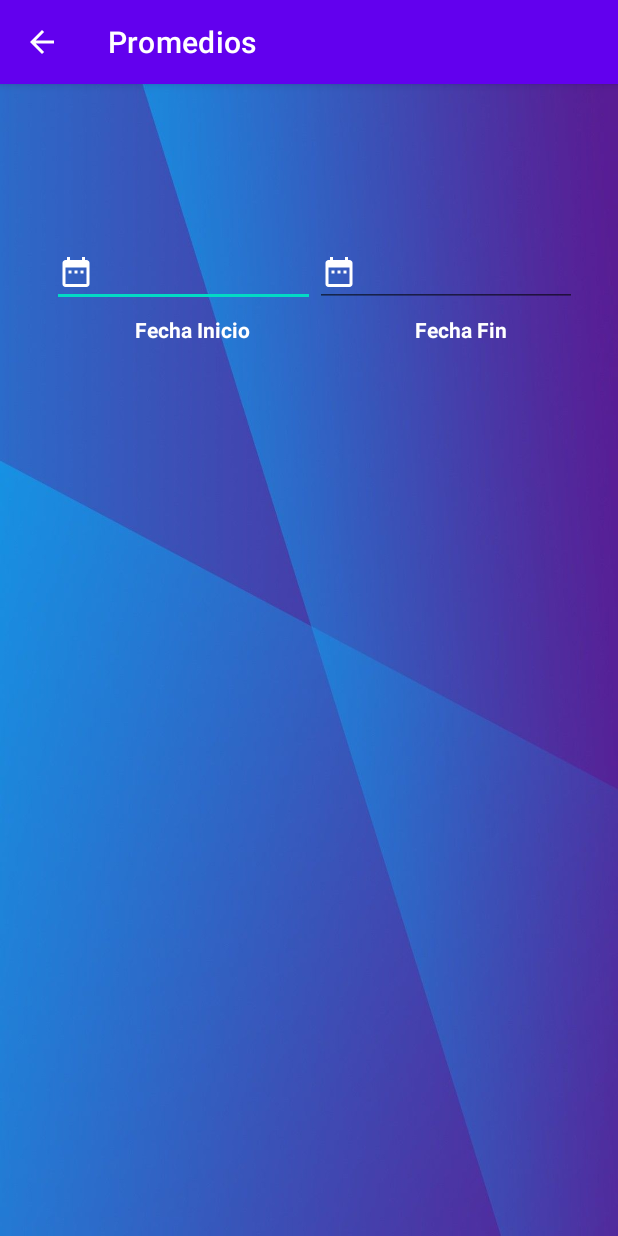
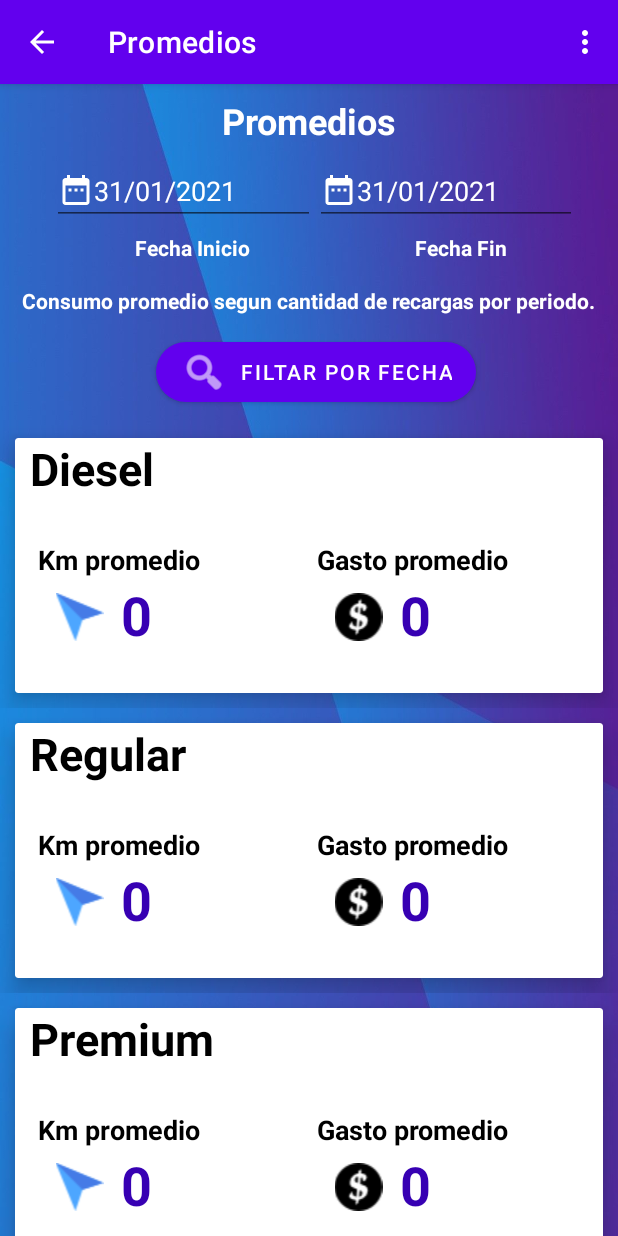
Before and after one commit to alcidesreyes23/Parcial2Ds39a, an Android app: the Promedios screen opened directly, with no data from a screen before it, on a phone screen of 412 x 824 dp. Run offline under Robolectric (Android 15) with nearby library versions, the phone set to English and light mode, and no system bars; our stand-ins replace Room's generated code.

Commit message:
1. funcionesde la pantalla Promedios 2. creacion de PromediosAdapter 3. creacion de ModelProm 4. agregar imagenes y strings.xml

```diff
--- a/app/src/main/AndroidManifest.xml
+++ b/app/src/main/AndroidManifest.xml
@@ -14,7 +14,7 @@
             android:name=".Integrantes"
             android:label="@string/integrantes" />
         <activity android:name=".Promedios"
-            android:label="Promedios"
+            android:label="@string/Promedios"
             android:parentActivityName=".Menu">
             <meta-data
                 android:name="android.support.PARENT_ACTIVITY"
--- a/app/src/main/java/com/da39a/parcial2ds39a/AppDataBase.java
+++ b/app/src/main/java/com/da39a/parcial2ds39a/AppDataBase.java
@@ -3,7 +3,7 @@ package com.da39a.parcial2ds39a;
 import androidx.room.Database;
 import androidx.room.RoomDatabase;
 
-@Database(entities = {ModeloForm.class}, version = 1)
+@Database(entities = {ModeloForm.class}, version = 2)
 public abstract class AppDataBase extends RoomDatabase {
     public abstract FormDAO formDAO();
 }
--- a/app/src/main/java/com/da39a/parcial2ds39a/FormDAO.java
+++ b/app/src/main/java/com/da39a/parcial2ds39a/FormDAO.java
@@ -11,6 +11,11 @@ public interface FormDAO {
     @Query("SELECT * FROM MODELOFORM")
     List<ModeloForm> getAll();
 
+    @Query("SELECT * FROM MODELOFORM   WHERE tipoCombustible = :tipo")
+    List<ModeloForm> tipoCombustible (String tipo);
+
+    @Query("SELECT * FROM MODELOFORM WHERE fechaCompra BETWEEN :fechaIni AND :fechaFin")
+    List<ModeloForm> rango (String fechaIni, String fechaFin);
     @Insert
     Long insert(ModeloForm modeloForm);
 }
--- /dev/null
+++ b/app/src/main/java/com/da39a/parcial2ds39a/ModelProm.java
@@ -0,0 +1,37 @@
+package com.da39a.parcial2ds39a;
+
+public class ModelProm {
+    String tipoCombustible;
+    int km;
+    String monto;
+
+    public ModelProm(String tipoCombustible, int km, String monto) {
+        this.tipoCombustible = tipoCombustible;
+        this.km = km;
+        this.monto = monto;
+    }
+
+    public String getTipoCombustible() {
+        return tipoCombustible;
+    }
+
+    public void setTipoCombustible(String tipoCombustible) {
+        this.tipoCombustible = tipoCombustible;
+    }
+
+    public int getKm() {
+        return km;
+    }
+
+    public void setKm(int km) {
+        this.km = km;
+    }
+
+    public String getMonto() {
+        return monto;
+    }
+
+    public void setMonto(String monto) {
+        this.monto = monto;
+    }
+}
--- /dev/null
+++ b/app/src/main/java/com/da39a/parcial2ds39a/PromediosAdapter.java
@@ -0,0 +1,70 @@
+package com.da39a.parcial2ds39a;
+
+import android.view.LayoutInflater;
+import android.view.View;
+import android.view.ViewGroup;
+import android.widget.AdapterView;
+import android.widget.ImageView;
+import android.widget.TextView;
+
+import androidx.annotation.NonNull;
+import androidx.recyclerview.widget.RecyclerView;
+
+import java.util.List;
+
+public class PromediosAdapter extends RecyclerView.Adapter<PromediosAdapter.ViewHolder>  implements View.OnClickListener {
+
+    private View.OnClickListener listener;
+
+    @Override
+    public void onClick(View v) {
+        if (listener != null) {
+            listener.onClick(v);
+        }
+    }
+
+    public class ViewHolder extends RecyclerView.ViewHolder {
+
+        private TextView titulo, promKm, promDinero;
+
+        public ViewHolder(View itemView) {
+            super(itemView);
+            titulo = itemView.findViewById(R.id.txvTipo);
+            promKm = itemView.findViewById(R.id.txvPromKm);
+            promDinero = itemView.findViewById(R.id.txvPromDinero);
+        }
+    }
+
+    public List<ModelProm> listaProm;
+
+    public PromediosAdapter(List<ModelProm> listaProm) {
+        this.listaProm = listaProm;
+    }
+
+    @NonNull
+    @Override
+    //Inflate: Método para hacer uso de un layout dentro de otro layout
+    public ViewHolder onCreateViewHolder(@NonNull ViewGroup parent, int viewType) {
+        View view = LayoutInflater.from(parent.getContext()).inflate(R.layout.listado, parent, false);
+        ViewHolder viewHolder = new ViewHolder(view);
+        view.setOnClickListener(this);
+        return viewHolder;
+    }
+
+    @Override
+    //Método que realiza las modificaciones del contenido para cada item
+    public void onBindViewHolder(@NonNull ViewHolder holder, int position) {
+        holder.titulo.setText(listaProm.get(position).getTipoCombustible());
+        holder.promKm.setText("" + listaProm.get(position).getKm());
+        holder.promDinero.setText(listaProm.get(position).getMonto());
+    }
+
+    @Override
+    public int getItemCount() {
+        return listaProm.size();
+    }
+
+    public void setOnClickListener(AdapterView.OnClickListener listener) {
+        this.listener = listener;
+    }
+}
--- a/app/src/main/java/com/da39a/parcial2ds39a/form.java
+++ b/app/src/main/java/com/da39a/parcial2ds39a/form.java
@@ -45,13 +45,13 @@ public class form extends AppCompatActivity  {
         edtFecha.setOnClickListener(v -> showDatePickerDialog());
 
         btnAdd.setOnClickListener(v -> {
-            AppDataBase db = Room.databaseBuilder(form.this, AppDataBase.class, "dbcompras").allowMainThreadQueries().build();
+            AppDataBase db = Room.databaseBuilder(form.this, AppDataBase.class, "dbcompras").allowMainThreadQueries().fallbackToDestructiveMigration().build();
 
             ModeloForm modeloForm = new ModeloForm(
                     Integer.parseInt(edtFactura.getText().toString()),
                     edtFecha.getText().toString(),
                     opciones.getSelectedItem().toString(),
-                    edtKm.getText().toString(),
+                    Integer.parseInt(edtKm.getText().toString()),
                     Double.parseDouble(edtMonto.getText().toString())
             );
             Long reg = db.formDAO().insert(modeloForm);
--- a/app/src/main/res/layout/activity_promedios.xml
+++ b/app/src/main/res/layout/activity_promedios.xml
@@ -11,7 +11,7 @@
         android:id="@+id/txvtTituloProm"
         android:layout_width="wrap_content"
         android:layout_height="wrap_content"
-        android:layout_marginTop="45dp"
+        android:layout_marginTop="8dp"
         android:text="@string/Promedios"
         android:textColor="#FFFFFF"
         android:textSize="24sp"
@@ -21,12 +21,28 @@
         app:layout_constraintTop_toTopOf="parent"
         tools:text="Promedios" />
 
+    <Button
+        android:id="@+id/btnFiltrar"
+        android:layout_width="wrap_content"
+        android:layout_height="wrap_content"
+        android:layout_marginTop="12dp"
+        android:layout_weight="1"
+        android:insetLeft="10dp"
+        android:text="@string/filtar_por_fecha"
+        android:textAlignment="center"
+        app:cornerRadius="20dp"
+        app:icon="@android:drawable/ic_menu_search"
+        app:layout_constraintEnd_toEndOf="parent"
+        app:layout_constraintHorizontal_bias="0.497"
+        app:layout_constraintStart_toStartOf="parent"
+        app:layout_constraintTop_toBottomOf="@+id/txvdesc" />
+
     <LinearLayout
         android:id="@+id/linearLayout"
         android:layout_width="350dp"
         android:layout_height="wrap_content"
         android:layout_marginStart="20dp"
-        android:layout_marginTop="25dp"
+        android:layout_marginTop="8dp"
         android:layout_marginEnd="20dp"
         android:orientation="horizontal"
         app:layout_constraintEnd_toEndOf="parent"
@@ -39,18 +55,30 @@
             android:layout_width="wrap_content"
             android:layout_height="wrap_content"
             android:layout_weight="1"
-            android:drawableLeft="@drawable/ic_baseline_date_range_24"
+            android:autofillHints=""
+            android:clickable="true"
+            android:drawableStart="@drawable/ic_baseline_date_range_24"
             android:ems="10"
-            android:inputType="date" />
+            android:focusable="false"
+            android:hint="@string/formato_fecha"
+            android:inputType="date"
+            android:textColor="@color/white"
+            android:textColorHint="@color/white" />
 
         <EditText
             android:id="@+id/edtFechaFin"
             android:layout_width="wrap_content"
             android:layout_height="wrap_content"
             android:layout_weight="1"
-            android:drawableLeft="@drawable/ic_baseline_date_range_24"
+            android:autofillHints=""
+            android:clickable="true"
+            android:drawableStart="@drawable/ic_baseline_date_range_24"
             android:ems="10"
-            android:inputType="date" />
+            android:focusable="false"
+            android:hint="@string/formato_fecha"
+            android:inputType="date"
+            android:textColor="@color/white"
+            android:textColorHint="@color/white" />
     </LinearLayout>
 
     <LinearLayout
@@ -65,33 +93,46 @@
         app:layout_constraintTop_toBottomOf="@+id/linearLayout">
 
         <TextView
-            android:id="@+id/textView"
+            android:id="@+id/txvFI"
             android:layout_width="wrap_content"
             android:layout_height="wrap_content"
             android:layout_weight="1"
-            android:text="Fecha Inicio"
+            android:text="@string/fecha_inicio"
             android:textAlignment="center"
             android:textColor="@color/white"
             android:textStyle="bold" />
 
         <TextView
-            android:id="@+id/textView2"
+            android:id="@+id/txvFF"
             android:layout_width="wrap_content"
             android:layout_height="wrap_content"
             android:layout_weight="1"
-            android:text="Fecha Fin"
+            android:text="@string/fecha_fin"
             android:textAlignment="center"
             android:textColor="@color/white"
             android:textStyle="bold" />
     </LinearLayout>
 
-    <LinearLayout
-        android:id="@+id/lvLista"
-        android:layout_width="0dp"
-        android:layout_height="493dp"
-        android:layout_marginTop="40dp"
-        android:orientation="vertical"
+    <TextView
+        android:id="@+id/txvdesc"
+        android:layout_width="wrap_content"
+        android:layout_height="wrap_content"
+        android:layout_marginTop="16dp"
+        android:textColor="@color/white"
+        android:textStyle="bold"
+        android:text="@string/desc"
         app:layout_constraintEnd_toEndOf="parent"
         app:layout_constraintStart_toStartOf="parent"
-        app:layout_constraintTop_toBottomOf="@+id/linearLayout2"></LinearLayout>
+        app:layout_constraintTop_toBottomOf="@+id/linearLayout2" />
+
+    <androidx.recyclerview.widget.RecyclerView
+        android:id="@+id/rcvPromedios"
+        android:layout_width="0dp"
+        android:layout_height="0dp"
+        android:layout_marginTop="8dp"
+        app:layout_constraintBottom_toBottomOf="parent"
+        app:layout_constraintEnd_toEndOf="parent"
+        app:layout_constraintStart_toStartOf="parent"
+        app:layout_constraintTop_toBottomOf="@+id/btnFiltrar" />
+
 </androidx.constraintlayout.widget.ConstraintLayout>
--- /dev/null
+++ b/app/src/main/res/layout/listado.xml
@@ -0,0 +1,135 @@
+<?xml version="1.0" encoding="utf-8"?>
+<androidx.constraintlayout.widget.ConstraintLayout xmlns:android="http://schemas.android.com/apk/res/android"
+    xmlns:app="http://schemas.android.com/apk/res-auto"
+    android:layout_width="match_parent"
+    android:layout_height="wrap_content">
+
+    <androidx.cardview.widget.CardView
+        android:id="@+id/cvCategorias"
+        android:layout_width="match_parent"
+        android:layout_height="wrap_content"
+        android:layout_margin="10dp"
+        app:cardElevation="10dp"
+        app:layout_constraintBottom_toBottomOf="parent"
+        app:layout_constraintEnd_toEndOf="parent"
+        app:layout_constraintStart_toStartOf="parent"
+        app:layout_constraintTop_toTopOf="parent">
+
+        <LinearLayout
+            android:layout_width="match_parent"
+            android:layout_height="match_parent"
+            android:orientation="vertical">
+
+            <TextView
+                android:id="@+id/txvTipo"
+                android:layout_width="match_parent"
+                android:layout_height="wrap_content"
+                android:layout_marginStart="10dp"
+                android:text="@string/tipoGasolina"
+                android:textColor="#000"
+                android:textSize="30sp"
+                android:textStyle="bold" />
+
+            <LinearLayout
+                android:id="@+id/lyCategorias"
+                android:layout_width="match_parent"
+                android:layout_height="109dp"
+                android:layout_margin="10dp"
+                android:baselineAligned="false"
+                android:orientation="horizontal">
+
+                <LinearLayout
+                    android:id="@+id/lyInte"
+                    android:layout_width="match_parent"
+                    android:layout_height="wrap_content"
+                    android:layout_gravity="center"
+                    android:layout_margin="5dp"
+                    android:layout_weight="1"
+                    android:orientation="vertical">
+
+                    <TextView
+                        android:id="@+id/txvIn"
+                        android:layout_width="match_parent"
+                        android:layout_height="match_parent"
+                        android:text="@string/km_promedio"
+                        android:textColor="#000"
+                        android:textSize="18sp"
+                        android:textStyle="bold" />
+
+                    <LinearLayout
+                        android:layout_width="match_parent"
+                        android:layout_height="match_parent"
+                        android:orientation="horizontal">
+
+                        <ImageView
+                            android:id="@+id/imvCursor"
+                            android:layout_width="0dp"
+                            android:layout_marginTop="10dp"
+                            android:layout_height="wrap_content"
+                            android:layout_weight="1"
+                            android:contentDescription="@string/imagen"
+                            app:srcCompat="@drawable/cursor" />
+
+                        <TextView
+                            android:id="@+id/txvPromKm"
+                            android:layout_width="120dp"
+                            android:layout_height="wrap_content"
+                            android:text="@string/promkm"
+                            android:textColor="@color/design_default_color_primary_variant"
+                            android:textSize="36sp"
+                            android:textStyle="bold" />
+                    </LinearLayout>
+
+                </LinearLayout>
+
+                <LinearLayout
+                    android:id="@+id/lyC"
+                    android:layout_width="match_parent"
+                    android:layout_height="wrap_content"
+                    android:layout_gravity="center"
+                    android:layout_margin="5dp"
+                    android:layout_weight="1"
+                    android:orientation="vertical">
+
+                    <TextView
+                        android:id="@+id/txvCar"
+                        android:layout_width="match_parent"
+                        android:layout_height="match_parent"
+                        android:text="@string/gasto_promedio"
+                        android:textColor="#000"
+                        android:textSize="18sp"
+                        android:textStyle="bold" />
+
+                    <LinearLayout
+                        android:layout_width="match_parent"
+                        android:layout_height="match_parent"
+                        android:orientation="horizontal">
+
+                        <ImageView
+                            android:id="@+id/imgDolar"
+                            android:layout_width="0dp"
+                            android:layout_height="wrap_content"
+                            android:layout_marginTop="10dp"
+                            android:layout_weight="1"
+                            android:contentDescription="@string/imagen"
+                            app:srcCompat="@drawable/signo" />
+
+                        <TextView
+                            android:id="@+id/txvPromDinero"
+                            android:layout_width="120dp"
+                            android:layout_height="wrap_content"
+                            android:text="@string/prom"
+                            android:textColor="@color/design_default_color_primary_variant"
+                            android:textSize="36sp"
+                            android:textStyle="bold" />
+                    </LinearLayout>
+
+                </LinearLayout>
+            </LinearLayout>
+
+        </LinearLayout>
+
+    </androidx.cardview.widget.CardView>
+
+
+</androidx.constraintlayout.widget.ConstraintLayout>
--- a/app/src/main/res/values/strings.xml
+++ b/app/src/main/res/values/strings.xml
@@ -19,6 +19,15 @@
     <string name="btncompra">Registrar Compra</string>
     <string name="monto">Monto de Compra</string>
     <string name="formato_fecha">31/01/2021</string>
-    <string name="Promedios" />
+    <string name="Promedios">Promedios</string>
+    <string name="fecha_inicio">Fecha Inicio</string>
+    <string name="fecha_fin">Fecha Fin</string>
+    <string name="desc">Consumo promedio segun cantidad de recargas por periodo.</string>
+    <string name="tipoGasolina">Diesel</string>
+    <string name="km_promedio">Km promedio</string>
+    <string name="gasto_promedio">Gasto promedio</string>
+    <string name="prom">8.70</string>
+    <string name="promkm">80</string>
     <string name="Gas_Station_LLC" />
+    <string name="filtar_por_fecha">Filtar por fecha</string>
 </resources>
```
Also changed, not shown: app/src/main/java/com/da39a/parcial2ds39a/ModeloForm.java (+12 -4 lines), app/src/main/java/com/da39a/parcial2ds39a/Mostrar.java (+43 -2 lines), app/src/main/java/com/da39a/parcial2ds39a/Promedios.java (+194 -7 lines), app/src/main/res/drawable/cursor.png (added), app/src/main/res/drawable/cursor1.png (added), app/src/main/res/drawable/signo.png (added).
